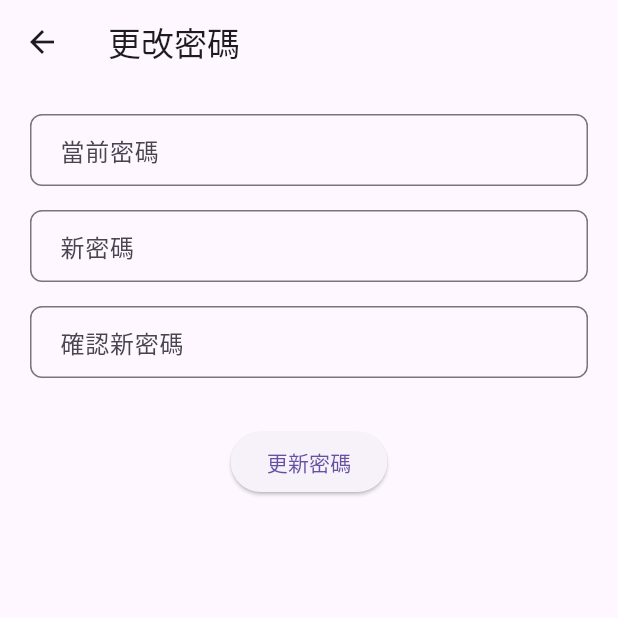
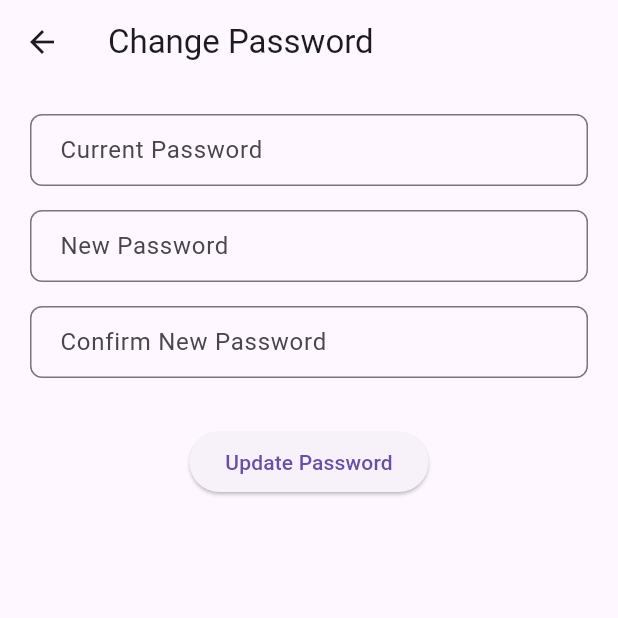
Before and after one commit to lurking92/youroldmove, a Flutter app: the ChangePasswordPage screen opened by its route, on a phone screen of 412 x 824 dp, the top half of it. Run offline on Flutter 3.47's test engine with Material 3 defaults, Android fonts, the phone set to English and light mode, and no system bars; our stand-ins replace cloud_firestore, firebase_auth, firebase_core, firebase_messaging, firebase_storage, fl_chart and 4 more; accounts and stored records are empty.

Commit message:
Update ChangePasswordPage.dart

```diff
--- a/lib/ChangePasswordPage.dart
+++ b/lib/ChangePasswordPage.dart
@@ -35,24 +35,24 @@ class _ChangePasswordPageState extends State<ChangePasswordPage> {
     final newPassword = _newPasswordController.text;
 
     try {
-      // 重新驗證身份
+      // Re-authenticate
       final credential = EmailAuthProvider.credential(email: email, password: currentPassword);
       await user.reauthenticateWithCredential(credential);
 
-      // 更新密碼
+      // Update password
       await user.updatePassword(newPassword);
 
       ScaffoldMessenger.of(context).showSnackBar(
-        const SnackBar(content: Text('密碼已成功更新')),
+        const SnackBar(content: Text('Password updated successfully')),
       );
 
       Navigator.pop(context);
     } on FirebaseAuthException catch (e) {
-      String message = '更新失敗';
+      String message = 'Password update failed';
       if (e.code == 'wrong-password') {
-        message = '當前密碼錯誤';
+        message = 'Incorrect current password';
       } else if (e.code == 'requires-recent-login') {
-        message = '請重新登入後再試一次';
+        message = 'Please re-login and try again';
       }
       ScaffoldMessenger.of(context).showSnackBar(SnackBar(content: Text(message)));
     } finally {
@@ -63,7 +63,7 @@ class _ChangePasswordPageState extends State<ChangePasswordPage> {
   @override
   Widget build(BuildContext context) {
     return Scaffold(
-      appBar: AppBar(title: const Text('更改密碼')),
+      appBar: AppBar(title: const Text('Change Password')),
       body: Padding(
         padding: const EdgeInsets.all(20),
         child: Form(
@@ -72,33 +72,33 @@ class _ChangePasswordPageState extends State<ChangePasswordPage> {
             children: [
               TextFormField(
                 controller: _currentPasswordController,
-                decoration: _inputDecoration('當前密碼'),
+                decoration: _inputDecoration('Current Password'),
                 obscureText: true,
                 validator: (value) =>
-                value != null && value.isNotEmpty ? null : '請輸入當前密碼',
+                value != null && value.isNotEmpty ? null : 'Please enter current password',
               ),
               const SizedBox(height: 16),
               TextFormField(
                 controller: _newPasswordController,
-                decoration: _inputDecoration('新密碼'),
+                decoration: _inputDecoration('New Password'),
                 obscureText: true,
                 validator: (value) =>
-                value != null && value.length >= 6 ? null : '密碼至少需6個字元',
+                value != null && value.length >= 6 ? null : 'Password must be at least 6 characters',
               ),
               const SizedBox(height: 16),
               TextFormField(
                 controller: _confirmController,
-                decoration: _inputDecoration('確認新密碼'),
+                decoration: _inputDecoration('Confirm New Password'),
                 obscureText: true,
                 validator: (value) =>
-                value == _newPasswordController.text ? null : '密碼不一致',
+                value == _newPasswordController.text ? null : 'Passwords do not match',
               ),
               const SizedBox(height: 32),
               _isLoading
                   ? const CircularProgressIndicator()
                   : ElevatedButton(
                 onPressed: _changePassword,
-                child: const Text('更新密碼'),
+                child: const Text('Update Password'),
               ),
             ],
           ),
```
